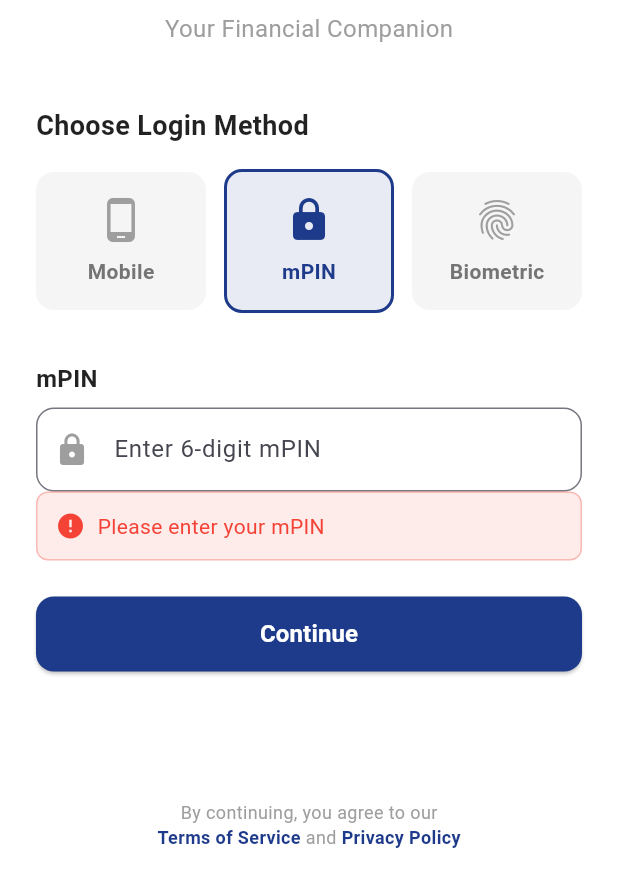
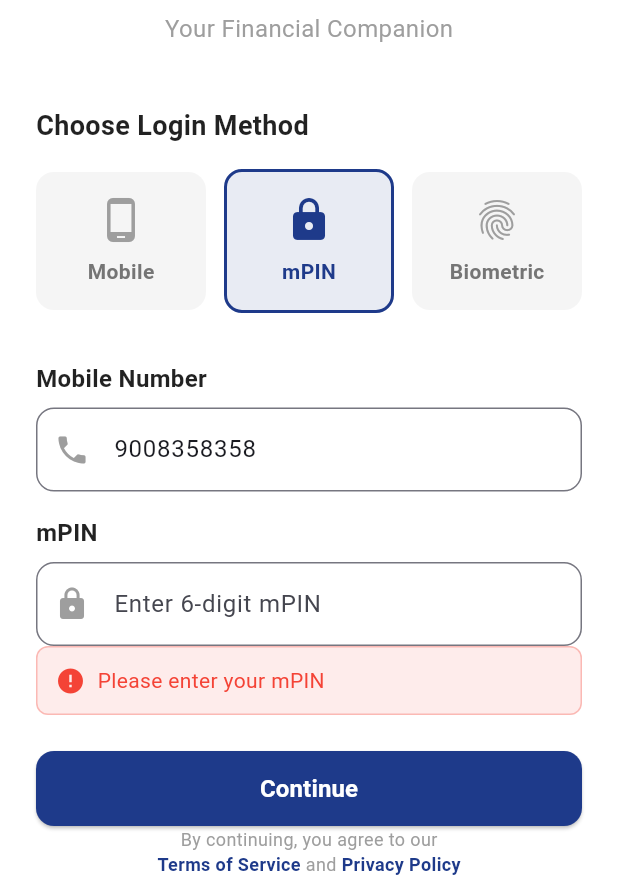
Before and after one commit to lakshmanachimata/dhanq_app, a Flutter app: the screen it shows after launch, after a tap on "Continue", on a phone screen of 412 x 824 dp, the part 350-1236 px from its top. Run offline on Flutter 3.47's test engine with Material 3 defaults, Android fonts, the phone set to English and light mode, and no system bars; our stand-ins replace permission_handler, shared_preferences, speech_to_text; accounts and stored records are empty; network calls fail.

Commit message:
keeping sessin

```diff
--- a/lib/viewmodels/login_viewmodel.dart
+++ b/lib/viewmodels/login_viewmodel.dart
@@ -1,4 +1,5 @@
 import 'package:flutter/material.dart';
+import 'package:shared_preferences/shared_preferences.dart';
 import '../services/auth_service.dart';
 
 enum LoginViewState { initial, loading, success, error }
@@ -14,12 +15,36 @@ class LoginViewModel extends ChangeNotifier {
   final TextEditingController mpinController = TextEditingController();
 
   String _errorMessage = '';
+  String? _storedMobileNumber;
+  bool _isInitialized = false;
 
   // Getters
   LoginViewState get state => _state;
   LoginMethod get selectedMethod => _selectedMethod;
   String get errorMessage => _errorMessage;
   bool get isLoading => _state == LoginViewState.loading;
+  String? get storedMobileNumber => _storedMobileNumber;
+  bool get isInitialized => _isInitialized;
+
+  // Initialize and load stored mobile number
+  Future<void> initialize() async {
+    if (_isInitialized) return;
+
+    try {
+      final prefs = await SharedPreferences.getInstance();
+      _storedMobileNumber = prefs.getString('mobile_number');
+
+      // If mobile number is stored, pre-fill the phone controller
+      if (_storedMobileNumber != null && _storedMobileNumber!.isNotEmpty) {
+        phoneController.text = _storedMobileNumber!;
+      }
+
+      _isInitialized = true;
+      notifyListeners();
+    } catch (e) {
+      print('Error initializing login viewmodel: $e');
+    }
+  }
 
   // Set login method
   void setLoginMethod(LoginMethod method) {
@@ -86,6 +111,9 @@ class LoginViewModel extends ChangeNotifier {
 
     final user = await _authService.signIn(phoneNumber);
     if (user != null) {
+      // Store the mobile number in shared preferences
+      await _authService.saveMobileNumber(phoneNumber);
+      _storedMobileNumber = phoneNumber;
       return true;
     } else {
       _errorMessage = 'Invalid mobile number or user not found';
@@ -97,6 +125,7 @@ class LoginViewModel extends ChangeNotifier {
   // Handle mPIN login
   Future<bool> _handleMpinLogin() async {
     final mpin = mpinController.text.trim();
+    final phoneNumber = phoneController.text.trim();
 
     if (mpin.isEmpty) {
       _errorMessage = 'Please enter your mPIN';
@@ -110,9 +139,35 @@ class LoginViewModel extends ChangeNotifier {
       return false;
     }
 
-    // For demo purposes, accept any 6-digit mPIN
-    await Future.delayed(const Duration(seconds: 1));
-    return true;
+    if (phoneNumber.isEmpty) {
+      _errorMessage = 'Please enter your mobile number';
+      notifyListeners();
+      return false;
+    }
+
+    if (!_authService.isValidPhoneNumber(phoneNumber)) {
+      _errorMessage = 'Please enter a valid 10-digit mobile number';
+      notifyListeners();
+      return false;
+    }
+
+    try {
+      // For demo purposes, accept any 6-digit mPIN
+      await Future.delayed(const Duration(seconds: 1));
+
+      // Store the mobile number in shared preferences
+      await _authService.saveMobileNumber(phoneNumber);
+      _storedMobileNumber = phoneNumber;
+
+      // Clear the MPIN for security
+      mpinController.clear();
+
+      return true;
+    } catch (e) {
+      _errorMessage = 'Login failed. Please try again.';
+      notifyListeners();
+      return false;
+    }
   }
 
   // Handle biometric login
@@ -134,6 +189,20 @@ class LoginViewModel extends ChangeNotifier {
     notifyListeners();
   }
 
+  // Clear stored data (for logout)
+  Future<void> clearStoredData() async {
+    try {
+      await _authService.logout();
+      _storedMobileNumber = null;
+      phoneController.clear();
+      mpinController.clear();
+      _isInitialized = false;
+      notifyListeners();
+    } catch (e) {
+      print('Error clearing stored data: $e');
+    }
+  }
+
   @override
   void dispose() {
     phoneController.dispose();
--- a/lib/views/home_screen.dart
+++ b/lib/views/home_screen.dart
@@ -3,6 +3,8 @@ import 'package:dhanq_app/views/voice_assist_screen.dart';
 import 'package:flutter/material.dart';
 import 'package:provider/provider.dart';
 import 'package:shared_preferences/shared_preferences.dart';
+
+import '../services/auth_service.dart';
 
 import '../models/activity_model.dart';
 import '../models/financial_service_model.dart';
@@ -944,8 +946,13 @@ class _HomeScreenState extends State<HomeScreen> {
                   'Logout',
                   style: TextStyle(color: Colors.red),
                 ),
-                onTap: () {
+                onTap: () async {
                   Navigator.pop(context);
+
+                  // Clear stored data using AuthService
+                  final authService = AuthService();
+                  await authService.logout();
+
                   Navigator.of(context).pushReplacement(
                     MaterialPageRoute(
                       builder: (context) => const LoginScreen(),
--- a/lib/views/login_screen.dart
+++ b/lib/views/login_screen.dart
@@ -26,6 +26,13 @@ class _LoginScreenState extends State<LoginScreen> {
         backgroundColor: Colors.white,
         body: Consumer<LoginViewModel>(
           builder: (context, viewModel, child) {
+            // Initialize the viewmodel when the widget is first built
+            WidgetsBinding.instance.addPostFrameCallback((_) {
+              if (!viewModel.isInitialized) {
+                viewModel.initialize();
+              }
+            });
+
             return _buildBody(viewModel);
           },
         ),
@@ -56,7 +63,7 @@ class _LoginScreenState extends State<LoginScreen> {
             if (viewModel.selectedMethod == LoginMethod.mobile)
               _buildPhoneInput(viewModel),
 
-            // mPIN Input
+            // mPIN Input (includes mobile number)
             if (viewModel.selectedMethod == LoginMethod.mpin)
               _buildMpinInput(viewModel),
 
@@ -284,6 +291,36 @@ class _LoginScreenState extends State<LoginScreen> {
     return Column(
       crossAxisAlignment: CrossAxisAlignment.start,
       children: [
+        // Mobile Number Input
+        const Text(
+          'Mobile Number',
+          style: TextStyle(
+            fontSize: 16,
+            fontWeight: FontWeight.w600,
+            color: Colors.black87,
+          ),
+        ),
+        const SizedBox(height: 8),
+        TextField(
+          controller: viewModel.phoneController,
+          keyboardType: TextInputType.phone,
+          inputFormatters: [
+            FilteringTextInputFormatter.digitsOnly,
+            LengthLimitingTextInputFormatter(10),
+          ],
+          decoration: InputDecoration(
+            hintText: 'Enter 10-digit mobile number',
+            prefixIcon: const Icon(Icons.phone, color: Colors.grey),
+            border: OutlineInputBorder(borderRadius: BorderRadius.circular(12)),
+            focusedBorder: OutlineInputBorder(
+              borderRadius: BorderRadius.circular(12),
+              borderSide: const BorderSide(color: Color(0xFF1E3A8A), width: 2),
+            ),
+          ),
+        ),
+        const SizedBox(height: 16),
+
+        // mPIN Input
         const Text(
           'mPIN',
           style: TextStyle(
```
